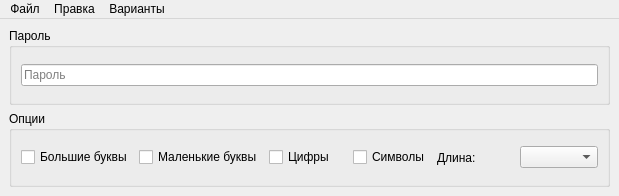
Old version of the form apps/password_generator/src/mainwindow.ui in the repository petr-panteleyev/cpp.
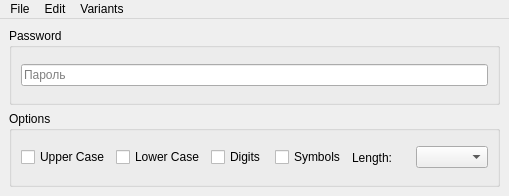
New version of the form.

Commit message:
Password Generator 25.11.1
* Restored English translation to have a working example for Qt i18n

What changed in the file:
```diff
--- a/apps/password_generator/src/mainwindow.ui
+++ b/apps/password_generator/src/mainwindow.ui
@@ -6,7 +6,7 @@
    <rect>
     <x>0</x>
     <y>0</y>
-    <width>619</width>
+    <width>509</width>
     <height>196</height>
    </rect>
   </property>
@@ -18,9 +18,9 @@
     <item>
      <widget class="QGroupBox" name="groupBox_2">
       <property name="title">
-       <string notr="true">Пароль</string>
+       <string>Password</string>
       </property>
-      <layout class="QVBoxLayout" name="verticalLayout_2">
+      <layout class="QHBoxLayout" name="horizontalLayout_2">
        <item>
         <widget class="QLineEdit" name="passwordEdit">
          <property name="focusPolicy">
@@ -40,41 +40,41 @@
     <item>
      <widget class="QGroupBox" name="groupBox">
       <property name="title">
-       <string>Опции</string>
+       <string>Options</string>
       </property>
       <layout class="QHBoxLayout" name="horizontalLayout">
        <item>
         <widget class="QCheckBox" name="upperCaseCheck">
          <property name="text">
-          <string notr="true">Большие буквы</string>
+          <string>Upper Case</string>
          </property>
         </widget>
        </item>
        <item>
         <widget class="QCheckBox" name="lowerCaseCheck">
          <property name="text">
-          <string notr="true">Маленькие буквы</string>
+          <string>Lower Case</string>
          </property>
         </widget>
        </item>
        <item>
         <widget class="QCheckBox" name="digitsCheck">
          <property name="text">
-          <string notr="true">Цифры</string>
+          <string>Digits</string>
          </property>
         </widget>
        </item>
        <item>
         <widget class="QCheckBox" name="symbolsCheck">
          <property name="text">
-          <string notr="true">Символы</string>
+          <string>Symbols</string>
          </property>
         </widget>
        </item>
        <item>
         <widget class="QLabel" name="label">
          <property name="text">
-          <string notr="true">Длина:</string>
+          <string>Length:</string>
          </property>
         </widget>
        </item>
@@ -91,13 +91,13 @@
     <rect>
      <x>0</x>
      <y>0</y>
-     <width>619</width>
+     <width>509</width>
      <height>30</height>
     </rect>
    </property>
    <widget class="QMenu" name="menuFile">
     <property name="title">
-     <string notr="true">Файл</string>
+     <string>File</string>
     </property>
     <addaction name="actionGenerate"/>
     <addaction name="separator"/>
@@ -105,7 +105,7 @@
    </widget>
    <widget class="QMenu" name="menuVariants">
     <property name="title">
-     <string notr="true">Варианты</string>
+     <string>Variants</string>
     </property>
     <addaction name="actionMedium_Password"/>
     <addaction name="actionLong_Password"/>
@@ -115,7 +115,7 @@
    </widget>
    <widget class="QMenu" name="menuEdit">
     <property name="title">
-     <string notr="true">Правка</string>
+     <string>Edit</string>
     </property>
     <addaction name="actionCopy"/>
    </widget>
```
Left out of the diff: 33 changed lines with no effect on the pictures. The commit also changes 8 other files.
